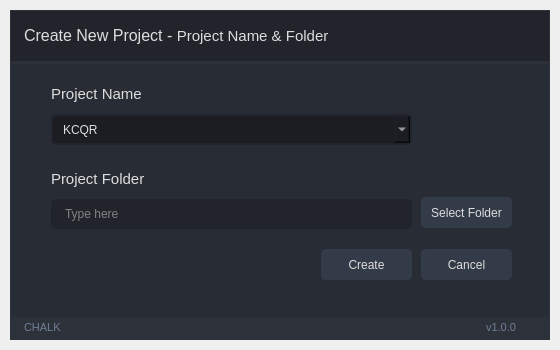
Before: the Qt Designer form designs/project_name.ui in HYOJAE15/LAS, drawn with Qt 5.
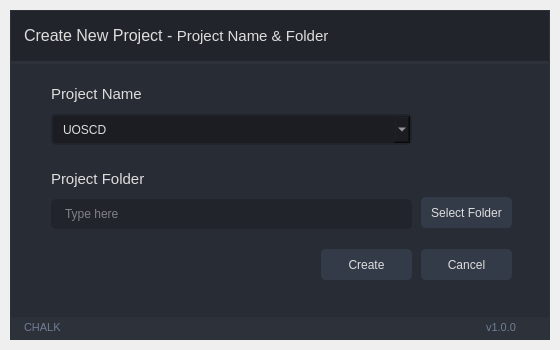
After: the same form once the commit is applied. Icons and pictures are not drawn.

Commit message: [update] create project header func

```diff
--- a/designs/project_name.ui
+++ b/designs/project_name.ui
@@ -25,6 +25,7 @@
     <font>
      <family>Segoe UI</family>
      <pointsize>10</pointsize>
+     <weight>50</weight>
      <italic>false</italic>
      <bold>false</bold>
     </font>
@@ -1030,16 +1031,6 @@
                      <height>31</height>
                     </rect>
                    </property>
-                   <item>
-                    <property name="text">
-                     <string>KCQR</string>
-                    </property>
-                   </item>
-                   <item>
-                    <property name="text">
-                     <string>Harbor2k</string>
-                    </property>
-                   </item>
                    <item>
                     <property name="text">
                      <string>UOSCD</string>
```
Left out of the diff: 10 changed lines with no effect on the pictures. The commit also changes 2 other files.
